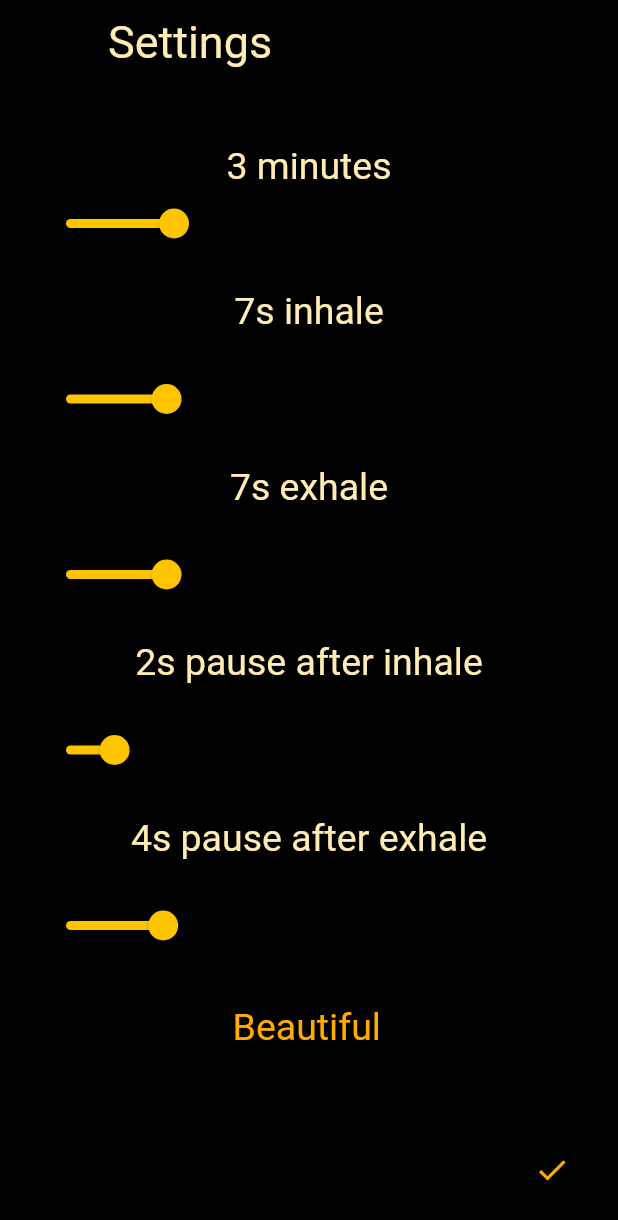
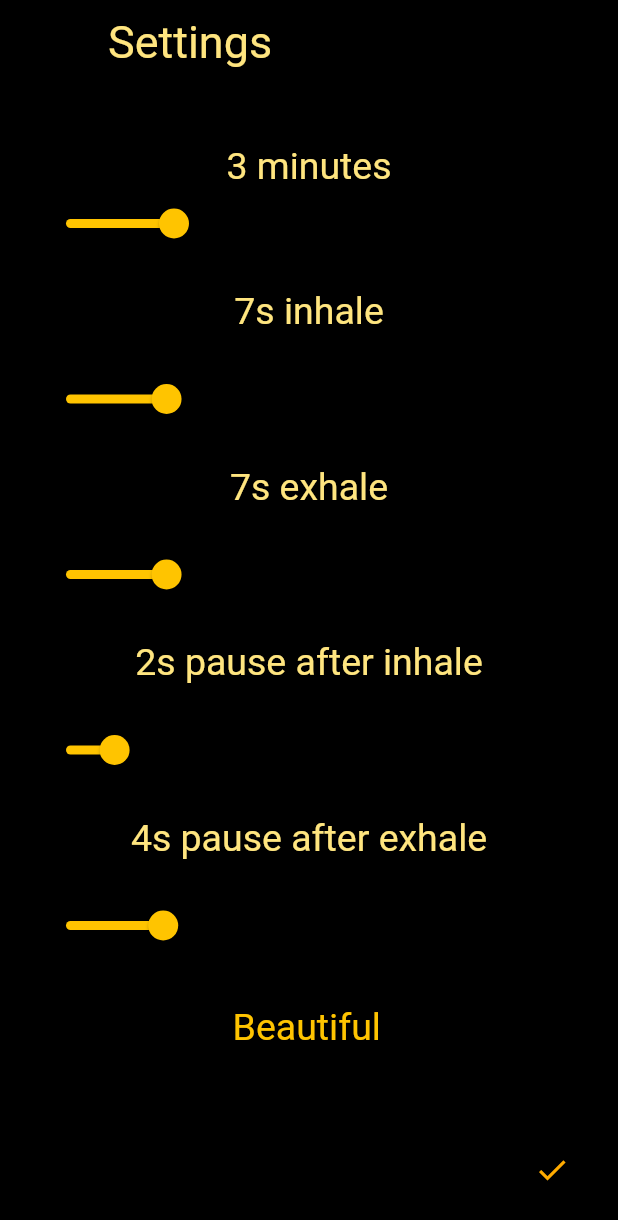
Before and after one commit to geekmiester/breathe, a Flutter app: the screen it shows after launch, after a tap on the "keyboard control" icon, on a phone screen of 412 x 824 dp. Shown: the top 1220 px of the screen. Run offline on Flutter 3.47's test engine with Material 2 defaults, Android fonts, the phone set to English and light mode, and no system bars; our stand-ins replace audioplayers, flushbar, shared_preferences.

Commit message:
refactor, optical improvement, make circle stop even if in background

```diff
--- a/lib/functions.dart
+++ b/lib/functions.dart
@@ -92,3 +92,10 @@ void flushbar(context) async {
     showIntro = true;
   }
 }
+
+void resetCircle() {
+  run = false;
+  inhale = true;
+  breathCount = 0;
+  circleSize = 0.1;
+}
--- a/lib/main.dart
+++ b/lib/main.dart
@@ -29,8 +29,6 @@ class MyHomePage extends StatefulWidget {
 
 class _MyHomePageState extends State<MyHomePage> {
   int tab = 0;
-
-  Color iconColor = highlightColor;
 
   IconData icon = fabBreatheIcon;
 
--- a/lib/settings.dart
+++ b/lib/settings.dart
@@ -26,10 +26,7 @@ class SettingsState extends StatefulWidget {
 class _Settings extends State<SettingsState> {
   @override
   Widget build(BuildContext context) {
-    run = false;
-    inhale = true;
-    breathCount = 0;
-    circleSize = 0.1;
+    resetCircle();
     return Theme(
       data: Theme.of(context).copyWith(
         primaryColor: Colors.black,
@@ -46,7 +43,7 @@ class _Settings extends State<SettingsState> {
                     fontWeight: fontWeight,
                     color: textColor)),
             Slider(
-                activeColor: backgroundColor,
+                activeColor: secondaryColor,
                 inactiveColor: Colors.black,
                 value: duration.toDouble(),
                 min: 1,
@@ -67,7 +64,7 @@ class _Settings extends State<SettingsState> {
                       color: textColor)),
             ),
             Slider(
-                activeColor: backgroundColor,
+                activeColor: secondaryColor,
                 inactiveColor: Colors.black,
                 value: inhaleTime.toDouble(),
                 min: 1,
@@ -88,7 +85,7 @@ class _Settings extends State<SettingsState> {
                       color: textColor)),
             ),
             Slider(
-                activeColor: backgroundColor,
+                activeColor: secondaryColor,
                 inactiveColor: Colors.black,
                 value: exhaleTime.toDouble(),
                 min: 1,
@@ -109,7 +106,7 @@ class _Settings extends State<SettingsState> {
                       color: textColor)),
             ),
             Slider(
-                activeColor: backgroundColor,
+                activeColor: secondaryColor,
                 inactiveColor: Colors.black,
                 value: inhalePause.toDouble(),
                 min: 0,
@@ -130,7 +127,7 @@ class _Settings extends State<SettingsState> {
                       color: textColor)),
             ),
             Slider(
-                activeColor: backgroundColor,
+                activeColor: secondaryColor,
                 inactiveColor: Colors.black,
                 value: exhalePause.toDouble(),
                 min: 0,
@@ -144,7 +141,7 @@ class _Settings extends State<SettingsState> {
             Padding(
               padding: EdgeInsets.symmetric(vertical: 20),
               child: TextField(
-                cursorColor: highlightColor,
+                cursorColor: secondaryColor,
                 keyboardAppearance: Brightness.dark,
                 autocorrect: false,
                 maxLines: 1,
@@ -158,13 +155,13 @@ class _Settings extends State<SettingsState> {
                 style: TextStyle(
                     fontSize: fontSize,
                     fontWeight: fontWeight,
-                    color: highlightColor),
+                    color: secondaryColor),
                 decoration: InputDecoration(
                   hintText: 'your beautiful name',
                   hintStyle: TextStyle(
                       fontSize: fontSize,
                       fontWeight: fontWeight,
-                      color: highlightColor),
+                      color: secondaryColor),
                   contentPadding: EdgeInsets.symmetric(vertical: 0),
                 ),
               ),
--- a/lib/variables.dart
+++ b/lib/variables.dart
@@ -16,11 +16,11 @@ double fontSize = 25;
 
 FontWeight fontWeight = FontWeight.w400;
 
-Color textColor = Colors.amber[100];
+Color textColor = Colors.amberAccent[100];
 
-Color backgroundColor = Colors.amberAccent[400];
+Color secondaryColor = Colors.amberAccent[400];
 
-Color highlightColor = Colors.amberAccent[700];
+Color iconColor = Colors.amberAccent[700];
 
 int starts = 0;
 int duration = 3;
```
Also changed, not shown: lib/breathe.dart (+12 -8 lines).
